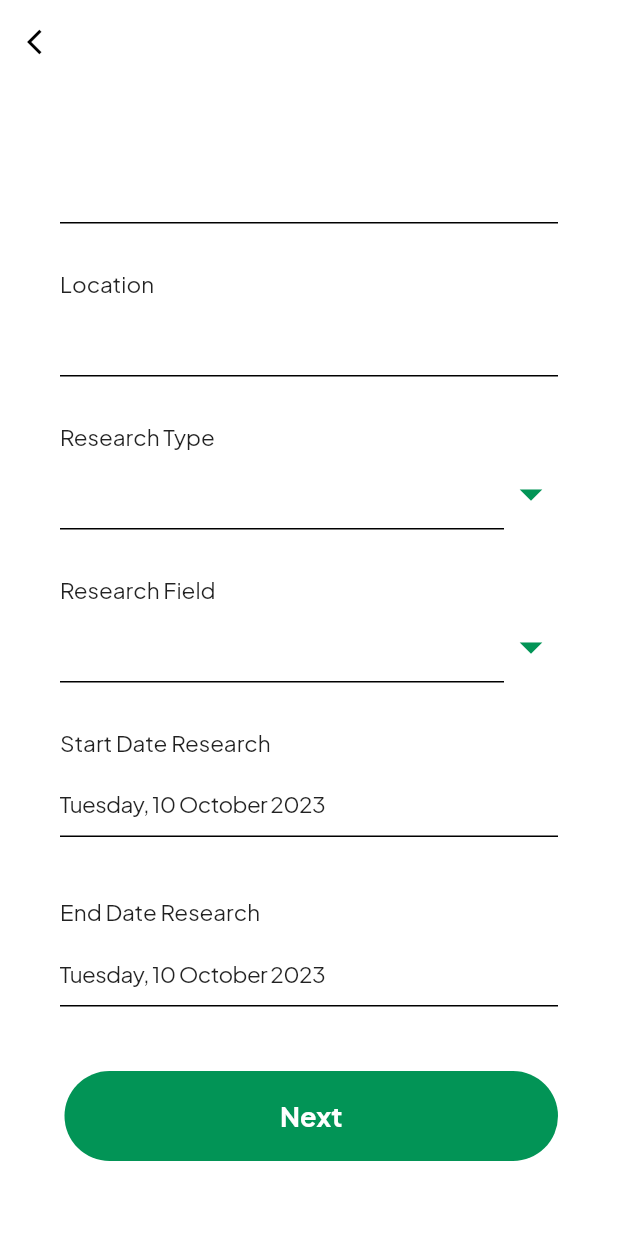
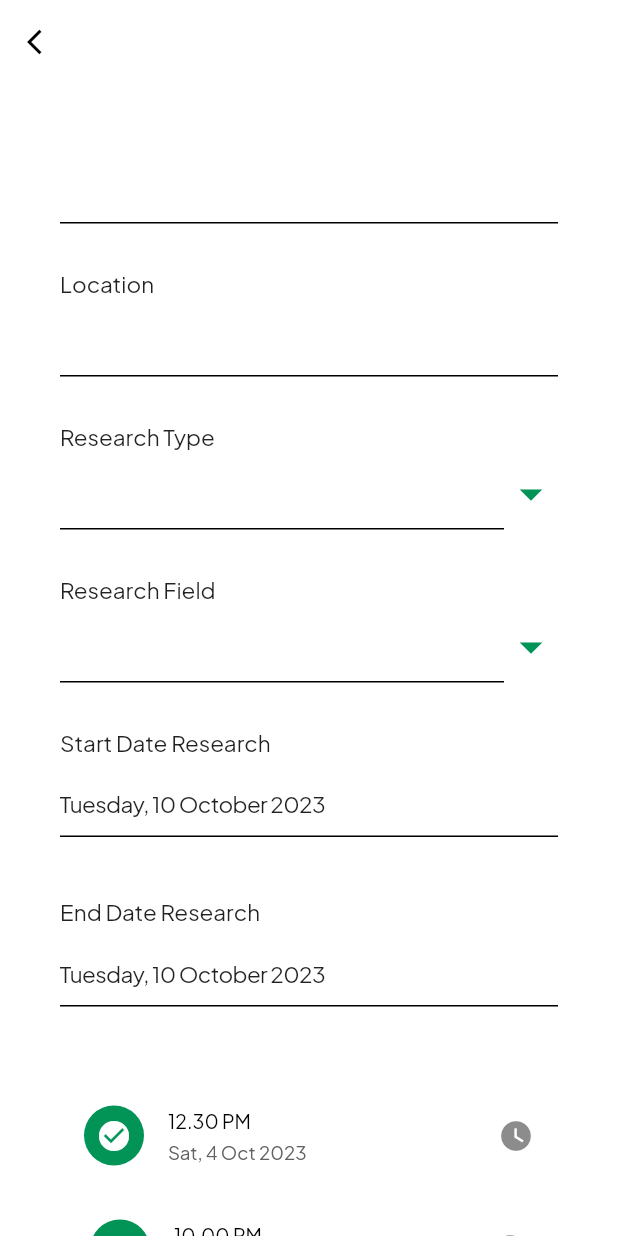
Before and after one commit to researchnoted/superapp-mobile, a Flutter app: the CreateResearchPage screen opened directly, scrolled down 299 dp, on a phone screen of 412 x 824 dp. Run offline on Flutter 3.47's test engine with Material 2 defaults, Android fonts, the phone set to English and light mode, and no system bars; our stand-ins replace bloc, connectivity_plus, dartz, date_picker_timeline, dotted_border, equatable and 8 more; missing offline and left inert: day_night_time_picker, dropdown_cupertino, nfc_manager; accounts and stored records are empty.

Commit message:
edit baseurl for production

```diff
--- a/lib/common/baseUrl.dart
+++ b/lib/common/baseUrl.dart
@@ -1 +1 @@
-String urlAPI = "http://172.10.56.105:8000/api";
+String urlAPI = "http://ran.magangupdate.id/api";
--- a/lib/presentation/pages/home/research/createResearchPage.dart
+++ b/lib/presentation/pages/home/research/createResearchPage.dart
@@ -259,6 +259,70 @@ class _CreateResearchPageState extends State<CreateResearchPage>
               ),
               const SizedBox(height: 30),
               _buildStep(currentStep),
+              Column(children: [
+                Column(
+                  children: [
+                    SizedBox(height: 10),
+                    Card(
+                      color: Colors.white,
+                      shadowColor: Colors.transparent,
+                      // elevation: 5,
+                      // shape: RoundedRectangleBorder(
+                      //   borderRadius: BorderRadius.circular(50),
+                      // ),
+                      margin: EdgeInsets.only(top: 0, bottom: 0),
+                      child: ListTile(
+                        leading: CircleAvatar(
+                            backgroundColor: Color(0xFF029456),
+                            child: Icon(
+                              Icons.check_circle,
+                              color: Colors.white,
+                            )),
+                        title: Text("12.30 PM",
+                            style: TextStyle(
+                                fontFamily: 'Plus Jakarta Sans',
+                                fontSize: 13,
+                                fontWeight: FontWeight.w500,
+                                color: Colors.black)),
+                        subtitle: Text("Sat, 4 Oct 2023",
+                            style: TextStyle(
+                                fontFamily: 'Plus Jakarta Sans',
+                                fontSize: 12.5,
+                                color: Colors.grey[700])),
+                        trailing: Icon(Icons.watch_later),
+                      ),
+                    ),
+                    Card(
+                      color: Colors.white,
+                      shadowColor: Colors.transparent,
+                      // elevation: 5,
+                      // shape: RoundedRectangleBorder(
+                      //   borderRadius: BorderRadius.circular(50),
+                      // ),
+                      child: ListTile(
+                        leading: CircleAvatar(
+                            backgroundColor: Color(0xFF029456),
+                            child: Icon(
+                              Icons.add,
+                              color: Colors.white,
+                            )),
+                        title: Text("10.00 PM",
+                            style: TextStyle(
+                                fontFamily: 'Plus Jakarta Sans',
+                                fontSize: 13,
+                                fontWeight: FontWeight.w500,
+                                color: Colors.black)),
+                        subtitle: Text("Mon, 16 Oct 2023",
+                            style: TextStyle(
+                                fontFamily: 'Plus Jakarta Sans',
+                                fontSize: 12.5,
+                                color: Colors.grey[700])),
+                        trailing: Icon(Icons.watch_later),
+                      ),
+                    ),
+                  ],
+                ),
+              ]),
               FadeAnimation(
                 1.5,
                 Container(
@@ -268,35 +332,38 @@ class _CreateResearchPageState extends State<CreateResearchPage>
                     height: 60,
                     onPressed: () {
                       // Handle the "Next" button click to move to the next step
-                      currentStep == 0
-                          ? alertConfirmationDialogCupertino(
-                              context,
-                              'Open Room',
-                              'Are you sure with the detail research room that you want to open?')
-                          : null;
+                      setState(() {
+                        currentStep++;
+                      });
+                      // currentStep == 0
+                      //     ? alertConfirmationDialogCupertino(
+                      //         context,
+                      //         'Open Room',
+                      //         'Are you sure with the detail research room that you want to open?')
+                      //     : null;
 
-                      currentStep == 1
-                          ? alertConfirmationDialogCupertino(
-                              context,
-                              'Choose Components',
-                              'Are you sure with the research components you choose?')
-                          : null;
+                      // currentStep == 1
+                      //     ? alertConfirmationDialogCupertino(
+                      //         context,
+                      //         'Choose Components',
+                      //         'Are you sure with the research components you choose?')
+                      //     : null;
 
-                      currentStep == 2
-                          ? alertConfirmationDialogCupertino(
-                              context,
-                              'Pick Dates & Times',
-                              'Are you sure you choose the right dates and times?')
-                          : null;
+                      // currentStep == 2
+                      //     ? alertConfirmationDialogCupertino(
+                      //         context,
+                      //         'Pick Dates & Times',
+                      //         'Are you sure you choose the right dates and times?')
+                      //     : null;
 
-                      currentStep == 3
-                          ? alertConfirmationDialogCupertino(
-                              context,
-                              'Upload Guidebook',
-                              'Is the guidebook file you choose is correct one with pdf format?')
-                          : null;
+                      // currentStep == 3
+                      //     ? alertConfirmationDialogCupertino(
+                      //         context,
+                      //         'Upload Guidebook',
+                      //         'Is the guidebook file you choose is correct one with pdf format?')
+                      //     : null;
 
-                      currentStep == 4 ? generateCodeAndWriteNFCTag() : null;
+                      // currentStep == 4 ? generateCodeAndWriteNFCTag() : null;
                     },
                     color: primary,
                     elevation: 0,
--- a/pubspec.yaml
+++ b/pubspec.yaml
@@ -62,6 +62,8 @@ dependencies:
   table_calendar: ^3.0.7
   day_night_time_picker: ^1.3.0+1
   uuid: ^3.0.0
+  firebase_core: ^2.17.0
+  firebase_messaging: ^14.6.9
 
 dev_dependencies:
   flutter_test:
```
Also changed, not shown: pubspec.lock, 3 other files.
